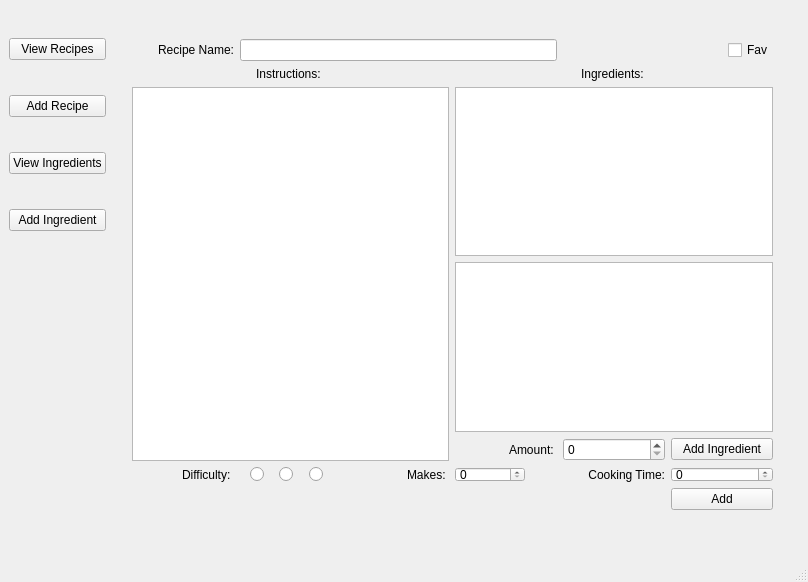
First picture: the form in mainwindow.ui, repository Bourkupine/cs4076-project, before the edit.
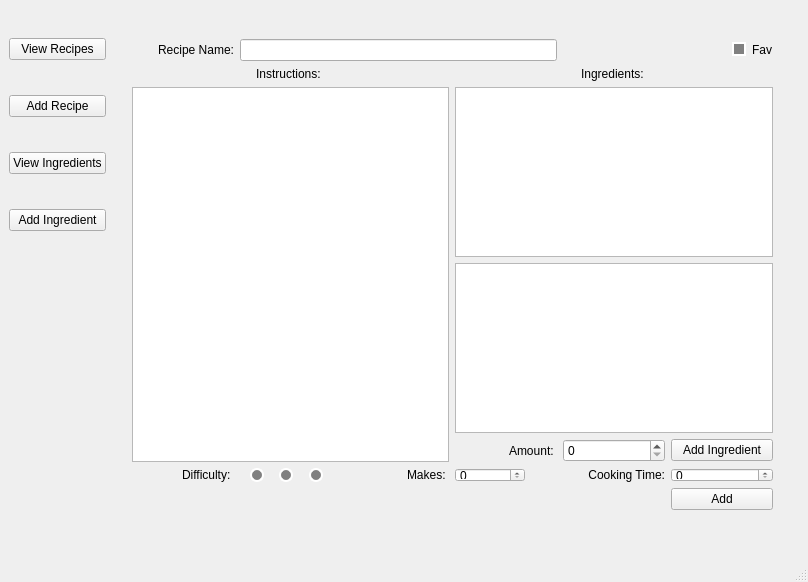
Second picture: the form after the edit. The open tabs and pages were chosen to show the change.

```diff
--- a/mainwindow.ui
+++ b/mainwindow.ui
@@ -379,12 +379,20 @@
              <item>
               <widget class="QRadioButton" name="createRecipeEasy">
                <property name="styleSheet">
-                <string notr="true">QRadioButton:checked{
-    color: green;
+                <string notr="true">QRadioButton::indicator {
+    width:                  10px;
+    height:                 10px;
+    border-radius:          7px;
 }
 
-QRadioButton:unchecked{
-   color: grey;
+QRadioButton::indicator:checked {
+    background-color:       green;
+    border:                 2px solid white;
+}
+
+QRadioButton::indicator:unchecked {
+    background-color:       grey;
+    border:                 2px solid white;
 }</string>
                </property>
                <property name="text">
@@ -395,12 +403,20 @@
              <item>
               <widget class="QRadioButton" name="createRecipeMedium">
                <property name="styleSheet">
-                <string notr="true">QRadioButton:checked{
-    color: orange;
+                <string notr="true">QRadioButton::indicator {
+    width:                  10px;
+    height:                 10px;
+    border-radius:          7px;
 }
 
-QRadioButton:unchecked{
-   color: grey;
+QRadioButton::indicator:checked {
+    background-color:       orange;
+    border:                 2px solid white;
+}
+
+QRadioButton::indicator:unchecked {
+    background-color:       grey;
+    border:                 2px solid white;
 }</string>
                </property>
                <property name="text">
@@ -411,12 +427,20 @@
              <item>
               <widget class="QRadioButton" name="createRecipeHard">
                <property name="styleSheet">
-                <string notr="true">QRadioButton:checked{
-    color: red;
+                <string notr="true">QRadioButton::indicator {
+    width:                  10px;
+    height:                 10px;
+    border-radius:          7px;
 }
 
-QRadioButton:unchecked{
-   color: grey;
+QRadioButton::indicator:checked {
+    background-color:       red;
+    border:                 2px solid white;
+}
+
+QRadioButton::indicator:unchecked {
+    background-color:       grey;
+    border:                 2px solid white;
 }</string>
                </property>
                <property name="text">
@@ -474,6 +498,17 @@
            </item>
            <item row="0" column="5" alignment="Qt::AlignRight">
             <widget class="QCheckBox" name="createRecipeFav">
+             <property name="styleSheet">
+              <string notr="true">QCheckBox::indicator:checked {
+    background-color:       orange;
+    border:                 2px solid white;
+}
+
+QCheckBox::indicator:unchecked {
+    background-color:       grey;
+    border:                 2px solid white;
+}</string>
+             </property>
              <property name="text">
               <string>Fav</string>
              </property>
```
Left out of the diff: 34 changed lines with no effect on the pictures.
